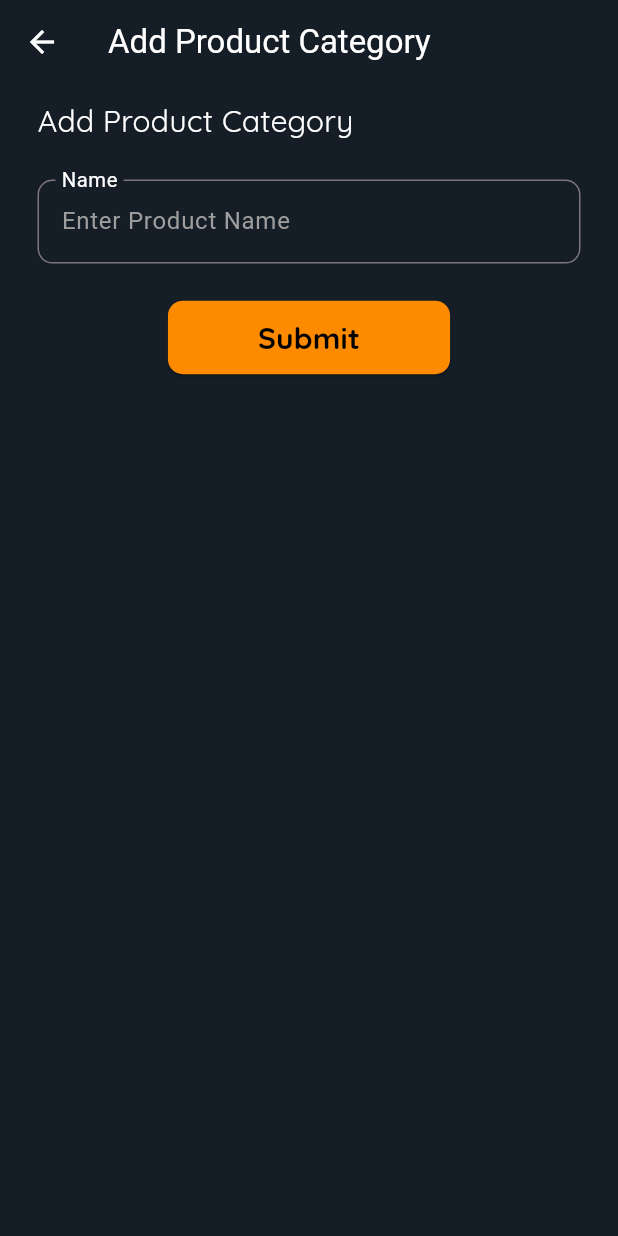
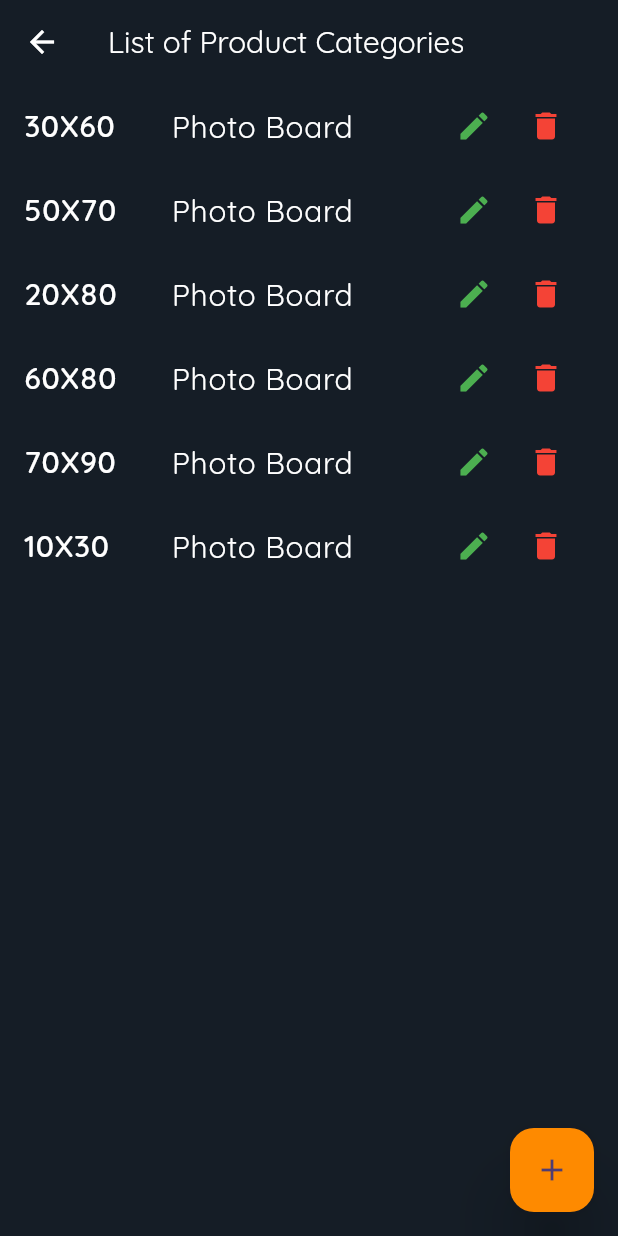
Before and after one commit to Biniam-Birhane/Inventory, a Flutter app: the ProductCategory screen opened directly, on a phone screen of 412 x 824 dp. Run offline on Flutter 3.47's test engine with Material 3 defaults, Android fonts, the phone set to English and light mode, and no system bars; our stand-ins replace bloc, equatable, firebase_auth, firebase_core, flutter_bloc; accounts and stored records are empty.

Commit message:
third biniam

```diff
--- a/lib/dashboard/dashbord.dart
+++ b/lib/dashboard/dashbord.dart
@@ -37,8 +37,8 @@ class DashboardState extends State<Dashboard> {
         actions: [
           Image.asset(
             'assets/images/logo.png',
-            height: size.width * 0.12,
-            width: size.width * 0.12,
+            height: size.width * 0.1,
+            width: size.width * 0.1,
           ),
         ],
         iconTheme: IconThemeData(color: Colors.white),
--- a/lib/product_category/presentation/pages/product_category.dart
+++ b/lib/product_category/presentation/pages/product_category.dart
@@ -1,6 +1,7 @@
 import 'package:flutter/cupertino.dart';
 import 'package:flutter/material.dart';
 import 'package:flutter/widgets.dart';
+import 'package:simple_inventory/product_category/presentation/widgets/add_project_category.dart';
 
 class ProductCategory extends StatelessWidget {
   ProductCategory({super.key});
@@ -13,84 +14,67 @@ class ProductCategory extends StatelessWidget {
         appBar: AppBar(
             backgroundColor: Color(0xFF151D26),
             title: const Text(
-            "Add Product Category",
-            style: TextStyle(color: Colors.white),
-          ),
-          iconTheme: IconThemeData(color: Colors.white)),
-      body: Padding(
-        padding: const EdgeInsets.symmetric(horizontal: 25.0, vertical: 10),
-        child: SingleChildScrollView(
-          child: Form(
-              child: Column(
-            children: [
-              Container(
-                  alignment: Alignment.topLeft,
-                  child: const Text(
-                    "Add Product Category",
+              "List of Product Categories",
               style: TextStyle(
                   color: Colors.white,
                   fontFamily: "Quicksand",
-                        fontSize: 20),
-                  )),
-              SizedBox(
-                height: size.height * 0.03,
+                  fontSize: 20,
                   ),
-              productNameField(),
-              SizedBox(
-                height: size.height * 0.03,
             ),
-              submitButton(),
+            iconTheme: IconThemeData(color: Colors.white)),
+        body: Column(children: [
+          // const Center(
+          //   child: Text(
+          //     "List of Product Categories",
+          //     style: TextStyle(
+          //         color: Colors.white,
+          //         fontFamily: "Quicksand",
+          //         fontSize: 20,
+          //         fontWeight: FontWeight.bold),
+          //   ),
+          // ),
+          listOfCategories("30X60", "Photo Board", size),
+          listOfCategories("50X70", "Photo Board", size),
+          listOfCategories("20X80", "Photo Board", size),
+          listOfCategories("60X80", "Photo Board", size),
+          listOfCategories("70X90", "Photo Board", size),
+          listOfCategories("10X30", "Photo Board", size),
+        ]),
+        floatingActionButton: FloatingActionButton(
+          onPressed: () => {
+            showDialog(
+                context: context,
+                builder: (context) =>
+                    AddProductCategory(productName: _productName))
+          },
+          backgroundColor: Color(0xFFFE8A00),
+          elevation: 20,
+          child: const Icon(
+            Icons.add,
+          ),
+        ));
+  }
+
+  ListTile listOfCategories(String name, String description, Size size) {
+    return ListTile(
+      leading: Container(
+        width: size.width * 0.2,
+        child: Text(name,
+            style: const TextStyle(
+                color: Colors.white, fontFamily: "Quicksand", fontSize: 20)),
+      ),
+      title: Text(description,
+          style: const TextStyle(
+              color: Colors.white, fontFamily: "Quicksand", fontSize: 20)),
+      trailing: Row(
+        mainAxisSize: MainAxisSize.min,
+        children: [
+          IconButton(
+              onPressed: () => {}, color: Colors.green, icon: Icon(Icons.edit)),
+          IconButton(
+              onPressed: () => {}, color: Colors.red, icon: Icon(Icons.delete))
         ],
-          )),
-        ),
       ),
     );
   }
-
-  ElevatedButton submitButton() {
-    return ElevatedButton(
-      onPressed: () => {},
-      style: ElevatedButton.styleFrom(
-          backgroundColor: const Color(0xFFFE8A00),
-          padding: const EdgeInsetsDirectional.symmetric(
-            vertical: 10,
-            horizontal: 60,
-          ),
-          shape:
-              RoundedRectangleBorder(borderRadius: BorderRadius.circular(10))),
-      child: const Text(
-        "Submit",
-        style: TextStyle(
-          fontFamily: "Quicksand",
-          fontSize: 20,
-          fontWeight: FontWeight.bold,
-          color: Colors.black,
-        ),
-      ),
-    );
 }
-
-  TextFormField productNameField() {
-    return TextFormField(
-      controller: _productName,
-      style: TextStyle(color: Colors.white),
-      decoration: InputDecoration(
-          hintText: "Enter Product Name",
-          labelText: "Name",
-          hintStyle: TextStyle(color: Colors.grey),
-          labelStyle: TextStyle(color: Colors.white, fontSize: 18),
-          border: OutlineInputBorder(
-            borderRadius: BorderRadius.circular(10.0),
-            borderSide: BorderSide(
-              color: Colors.grey.withOpacity(0.5),
-              width: 1.5,
-            ),
-          ),
-          focusedBorder: OutlineInputBorder(
-            borderSide: const BorderSide(color: Colors.green, width: 2),
-            borderRadius: BorderRadius.circular(10.0),
-          ),
-          floatingLabelBehavior: FloatingLabelBehavior.always),
-    );
-  }
-}
```
Also changed, not shown: lib/main.dart (+12 -12 lines), lib/product_category/presentation/widgets/add_project_category.dart (added, +94 -0 lines), 3 other files. Lines whose indentation alone changed are shown as unchanged.
